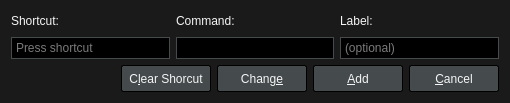
u8sand/Baka-MPlayer, file src/ui/keydialog.ui: the form before one commit.
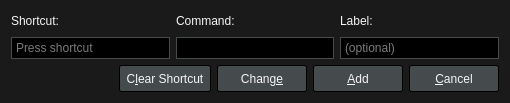
The form after the commit.

Commit message:
Update german language + typo fix in keydialog.ui (#238)
* Update german language
* Fix typo

```diff
--- a/src/ui/keydialog.ui
+++ b/src/ui/keydialog.ui
@@ -119,7 +119,7 @@
      <item>
       <widget class="QPushButton" name="clearButton">
        <property name="text">
-        <string>C&amp;lear Shorcut</string>
+        <string>C&amp;lear Shortcut</string>
        </property>
       </widget>
      </item>
```
The commit also changes 1 other file.
